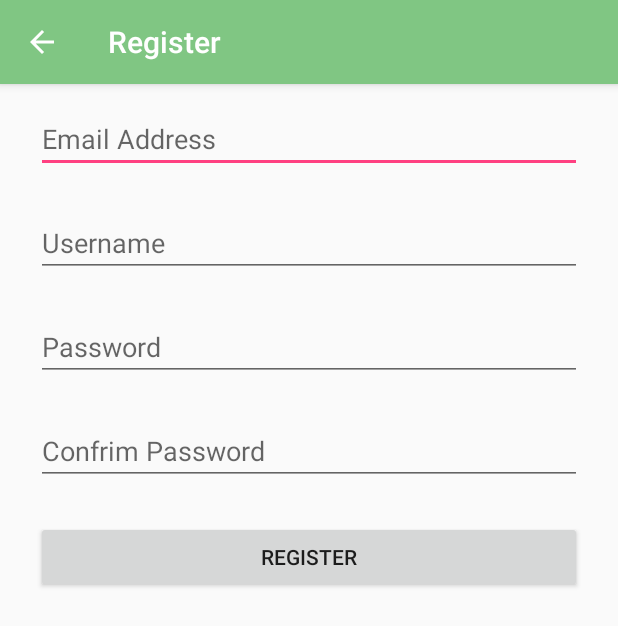
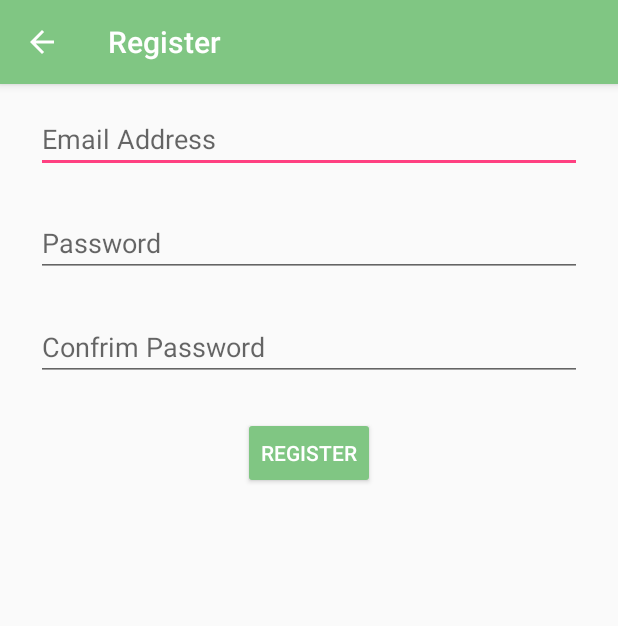
Before and after one commit to LinkEdgar/LostPets, an Android app: the RegisterActivity screen opened directly, with no data from a screen before it, on a phone screen of 412 x 824 dp. Shown: the top 626 px of the screen. Run offline under Robolectric (Android 15) with nearby library versions, the phone set to English and light mode, and no system bars; our stand-ins replace Firebase (no records; nobody signed in at launch, a user with empty details on screens opened directly).

Commit message:
UI changes to some of the layouts

```diff
--- a/app/src/main/java/com/example/enduser/lostpets/EnterLostPetFragment.java
+++ b/app/src/main/java/com/example/enduser/lostpets/EnterLostPetFragment.java
@@ -135,7 +135,7 @@ public class EnterLostPetFragment extends Fragment implements AdapterView.OnItem
 
             mRef.child(petID).child("name").setValue(name);
             mRef.child(petID).child("breed").setValue(breed);
-            mRef.child(petID).child("weight").setValue(weight);
+            mRef.child(petID).child("weight").setValue(weight + " lbs");
             mRef.child(petID).child("zip").setValue(zip);
             mRef.child(petID).child("gender").setValue(petGender);
             mRef.child(petID).child("description").setValue(desc);
--- a/app/src/main/java/com/example/enduser/lostpets/RegisterActivity.java
+++ b/app/src/main/java/com/example/enduser/lostpets/RegisterActivity.java
@@ -27,7 +27,6 @@ public class RegisterActivity extends AppCompatActivity {
     private final static String REG_PASSWORD_CONFRIM = "confrim_password";
     //setting up variables form the UI fields we need
     private EditText mEmail;
-    private EditText mUserName;
     private EditText mPassword;
     private EditText mPasswordConfirm;
 
@@ -44,7 +43,6 @@ public class RegisterActivity extends AppCompatActivity {
 
         //finding references for our necessary text fields
         mEmail = (EditText) findViewById(R.id.et_reg_email);
-        mUserName = (EditText) findViewById(R.id.et_reg_user_name);
         mPassword =(EditText) findViewById(R.id.et_reg_password);
         mPasswordConfirm = (EditText) findViewById(R.id.et_reg_confirm_pass);
         mRegisterBt = (Button) findViewById(R.id.bt_register_activity_register);
@@ -53,9 +51,6 @@ public class RegisterActivity extends AppCompatActivity {
         if(savedInstanceState != null){
             if(savedInstanceState.containsKey(REG_EMAIL)){
                 mEmail.setText(savedInstanceState.getString(REG_EMAIL));
-            }
-            if(savedInstanceState.containsKey(REG_USER_NAME)){
-                mUserName.setText(savedInstanceState.getString(REG_USER_NAME));
             }
             if(savedInstanceState.containsKey(REG_PASSWORD)){
                 mPassword.setText(savedInstanceState.getString(REG_USER_NAME));
@@ -108,7 +103,6 @@ public class RegisterActivity extends AppCompatActivity {
     @Override
     protected void onSaveInstanceState(Bundle outState) {
         outState.putString(REG_EMAIL, mEmail.getText().toString());
-        outState.putString(REG_USER_NAME,mUserName.getText().toString());
         outState.putString(REG_PASSWORD,mPassword.getText().toString());
         outState.putString(REG_PASSWORD_CONFRIM,mPasswordConfirm.getText().toString());
         super.onSaveInstanceState(outState);
--- a/app/src/main/java/com/example/enduser/lostpets/SignInActivity.java
+++ b/app/src/main/java/com/example/enduser/lostpets/SignInActivity.java
@@ -101,10 +101,12 @@ public class SignInActivity extends AppCompatActivity implements GoogleApiClient
         if(requestCode == RC_SIGN_IN){
             GoogleSignInResult result = Auth.GoogleSignInApi.getSignInResultFromIntent(data);
             handleSignInResult(result);
+            //TODO DEVELOPER ERROR in google sign in
+            Log.e("YEET 2",""+result.getStatus().toString());
         }
     }
     private  void handleSignInResult(GoogleSignInResult result){
-        //TODO -->find way to add users to the database since google sign won't provide this
+        //TODO -->find way to add users to the database since google sign won't provide this. --> check firebase
         if(result.isSuccess()){
             //get the account for use with this
             GoogleSignInAccount account = result.getSignInAccount();
--- a/app/src/main/res/layout/activity_register.xml
+++ b/app/src/main/res/layout/activity_register.xml
@@ -22,16 +22,6 @@
         android:layout_width="match_parent"
         android:layout_height="wrap_content" />
 
-    <EditText
-        android:maxLines="1"
-        android:hint="@string/reg_act_username"
-        android:layout_marginLeft="24dp"
-        android:layout_marginRight="24dp"
-        android:layout_marginBottom="24dp"
-        android:id="@+id/et_reg_user_name"
-        android:layout_width="match_parent"
-        android:layout_height="wrap_content" />
-
      <EditText
          android:maxLines="1"
          android:hint="@string/reg_act_password"
@@ -53,12 +43,16 @@
          android:layout_height="wrap_content" />
 
      <Button
+         android:backgroundTint="@color/colorPrimary"
+         android:textColor="@color/white"
+         android:maxWidth="120dp"
+         android:layout_gravity="center"
          android:text="@string/register_signIn_activity"
          android:layout_marginLeft="24dp"
          android:layout_marginRight="24dp"
          android:layout_marginBottom="24dp"
          android:id="@+id/bt_register_activity_register"
-         android:layout_width="match_parent"
+         android:layout_width="wrap_content"
          android:layout_height="wrap_content" />
 
 
--- a/app/src/main/res/layout/pet_layout.xml
+++ b/app/src/main/res/layout/pet_layout.xml
@@ -30,6 +30,12 @@
             android:layout_width="match_parent"
             android:layout_height="wrap_content">
             <TextView
+                android:layout_marginRight="4dp"
+                android:text="Breed:"
+                android:layout_width="wrap_content"
+                android:layout_height="wrap_content" />
+            <TextView
+                android:textStyle="italic"
                 tools:text="German Sheppard Mix"
                 android:id="@+id/pet_query_display_breed"
                 android:layout_width="wrap_content"
--- a/app/src/main/res/values/colors.xml
+++ b/app/src/main/res/values/colors.xml
@@ -5,4 +5,5 @@
     <color name="colorPrimaryLight">#b1f9b3</color>
     <color name="colorAccent">#FF4081</color>
     <color name="firstScreenBackground">#c68180</color>
+    <color name="white">#ffffff</color>
 </resources>
```
Also changed, not shown: app/src/main/res/layout/activity_sign_in.xml (+11 -2 lines).
